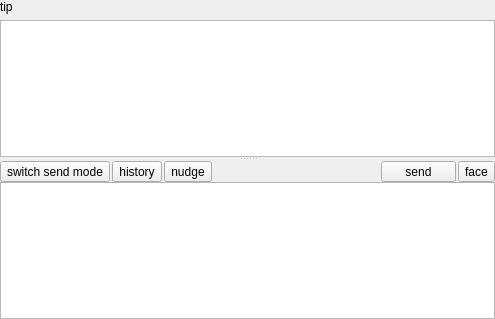
Old version of the form qt4_src/src/ui/msgsend.ui in the repository libfetion/libfetion-gui.
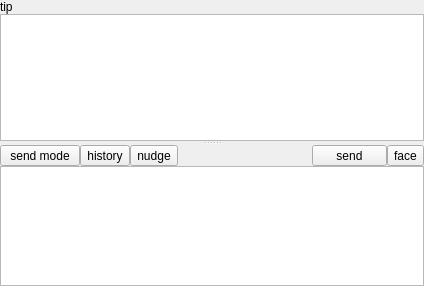
New version of the form.

```diff
--- a/qt4_src/src/ui/msgsend.ui
+++ b/qt4_src/src/ui/msgsend.ui
@@ -9,8 +9,8 @@
    <rect>
     <x>0</x>
     <y>0</y>
-    <width>495</width>
-    <height>319</height>
+    <width>424</width>
+    <height>286</height>
    </rect>
   </property>
   <property name="windowTitle">
@@ -19,20 +19,13 @@
   <property name="styleSheet">
    <string notr="true"/>
   </property>
-  <layout class="QVBoxLayout" name="verticalLayout_2">
-   <property name="spacing">
-    <number>0</number>
-   </property>
-   <property name="margin">
-    <number>0</number>
-   </property>
-   <item>
-    <widget class="QSplitter" name="splitter">
-     <property name="orientation">
-      <enum>Qt::Vertical</enum>
-     </property>
-     <widget class="QWidget" name="layoutWidget">
       <layout class="QVBoxLayout" name="verticalLayout">
+   <property name="spacing">
+    <number>0</number>
+   </property>
+   <property name="margin">
+    <number>0</number>
+   </property>
        <item>
         <widget class="QLabel" name="Ac_Status">
          <property name="frameShape">
@@ -50,6 +43,10 @@
         </widget>
        </item>
        <item>
+    <widget class="QSplitter" name="splitter">
+     <property name="orientation">
+      <enum>Qt::Vertical</enum>
+     </property>
         <widget class="QTextEdit" name="MsgBrowser">
          <property name="focusPolicy">
           <enum>Qt::ClickFocus</enum>
@@ -79,9 +76,9 @@
           <string>&lt;!DOCTYPE HTML PUBLIC &quot;-//W3C//DTD HTML 4.0//EN&quot; &quot;http://www.w3.org/TR/REC-html40/strict.dtd&quot;&gt;
 &lt;html&gt;&lt;head&gt;&lt;meta name=&quot;qrichtext&quot; content=&quot;1&quot; /&gt;&lt;style type=&quot;text/css&quot;&gt;
 p, li { white-space: pre-wrap; }
-&lt;/style&gt;&lt;/head&gt;&lt;body style=&quot; font-family:'宋体'; font-size:9pt; font-weight:400; font-style:normal;&quot;&gt;
-&lt;p style=&quot;-qt-paragraph-type:empty; margin-top:0px; margin-bottom:0px; margin-left:0px; margin-right:0px; -qt-block-indent:0; text-indent:0px; font-family:'Sans Serif';&quot;&gt;&lt;/p&gt;
-&lt;p style=&quot;-qt-paragraph-type:empty; margin-top:0px; margin-bottom:0px; margin-left:0px; margin-right:0px; -qt-block-indent:0; text-indent:0px; font-family:'Sans Serif';&quot;&gt;&lt;/p&gt;&lt;/body&gt;&lt;/html&gt;</string>
+&lt;/style&gt;&lt;/head&gt;&lt;body style=&quot; font-family:'Sans'; font-size:10pt; font-weight:400; font-style:normal;&quot;&gt;
+&lt;p style=&quot;-qt-paragraph-type:empty; margin-top:0px; margin-bottom:0px; margin-left:0px; margin-right:0px; -qt-block-indent:0; text-indent:0px; font-family:'Sans Serif'; font-size:9pt;&quot;&gt;&lt;/p&gt;
+&lt;p style=&quot;-qt-paragraph-type:empty; margin-top:0px; margin-bottom:0px; margin-left:0px; margin-right:0px; -qt-block-indent:0; text-indent:0px; font-family:'Sans Serif'; font-size:9pt;&quot;&gt;&lt;/p&gt;&lt;/body&gt;&lt;/html&gt;</string>
          </property>
          <property name="overwriteMode">
           <bool>true</bool>
@@ -90,21 +87,27 @@
           <set>Qt::TextSelectableByMouse</set>
          </property>
         </widget>
-       </item>
-      </layout>
-     </widget>
-     <widget class="QWidget" name="layoutWidget">
+     <widget class="QWidget" name="">
       <layout class="QGridLayout" name="gridLayout">
-       <property name="horizontalSpacing">
-        <number>2</number>
-       </property>
-       <property name="verticalSpacing">
+       <property name="spacing">
         <number>0</number>
        </property>
        <item row="0" column="0">
         <widget class="QToolButton" name="btnSwitchSendMode">
+         <property name="sizePolicy">
+          <sizepolicy hsizetype="Fixed" vsizetype="Fixed">
+           <horstretch>0</horstretch>
+           <verstretch>0</verstretch>
+          </sizepolicy>
+         </property>
+         <property name="minimumSize">
+          <size>
+           <width>80</width>
+           <height>0</height>
+          </size>
+         </property>
          <property name="text">
-          <string>switch send mode</string>
+          <string>send mode</string>
          </property>
         </widget>
        </item>
```
Lines whose indentation alone changed are shown as unchanged.
